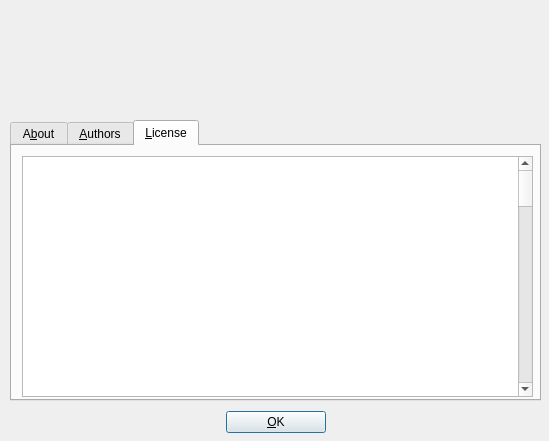
This is gui/src/UI/about_dialog.ui in hydrogen-music/hydrogen as Qt 5 draws it before an edit. The edited form follows.
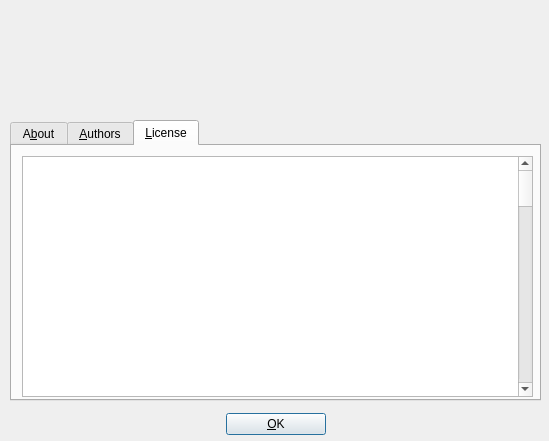
This is the edited form. The open tabs and pages were chosen to show the change.

Patch:
```diff
--- a/gui/src/UI/about_dialog.ui
+++ b/gui/src/UI/about_dialog.ui
@@ -18,7 +18,7 @@
      <x>10</x>
      <y>410</y>
      <width>531</width>
-     <height>25</height>
+     <height>28</height>
     </rect>
    </property>
    <layout class="QHBoxLayout" >
```
Left out of the diff: 44 changed lines with no effect on the pictures.
